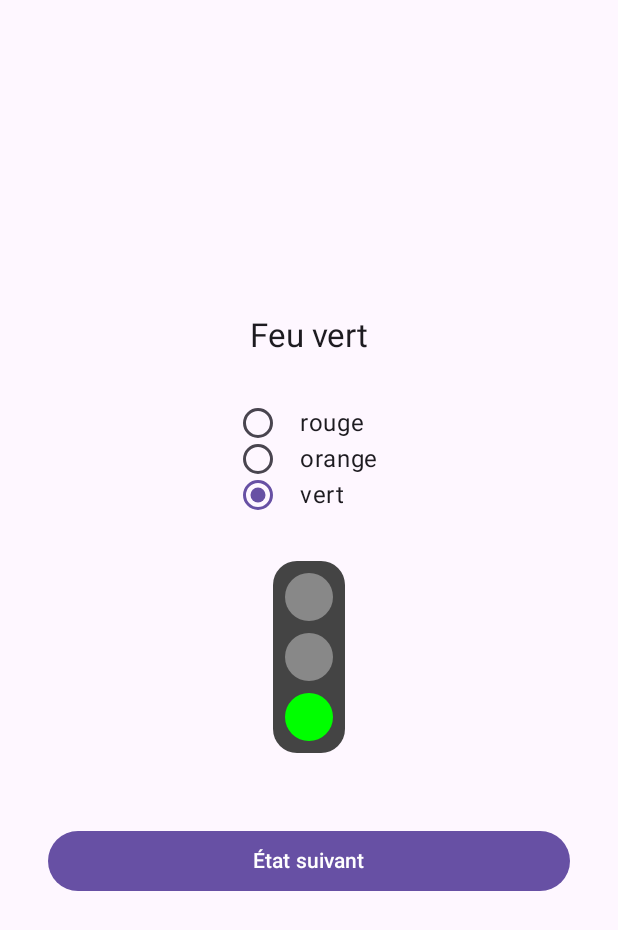
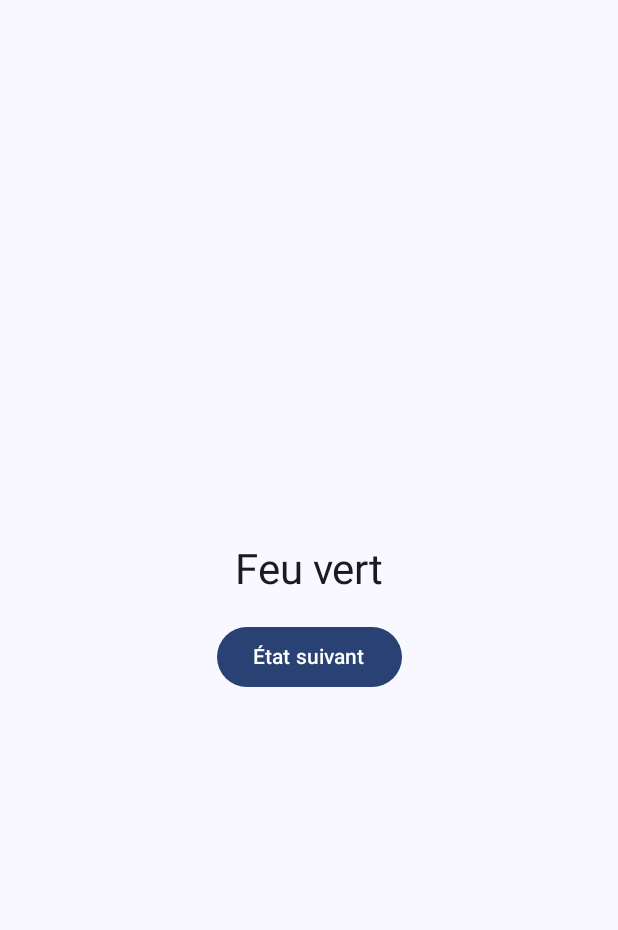
Before and after one commit to rabihrajaa/TP4_Android, an Android app built with Jetpack Compose: the screen it shows after launch (MainActivity), after a tap on "État suivant", on a phone screen of 412 x 824 dp. Shown: the top 930 px of the screen. Run offline under Robolectric (Android 15) with nearby library versions, the phone set to English and light mode, and no system bars.

Commit message:
last_commit2

```diff
--- a/app/src/main/java/fr/iutlan/tp4/MainActivity.kt
+++ b/app/src/main/java/fr/iutlan/tp4/MainActivity.kt
@@ -1,29 +1,36 @@
 package fr.iutlan.tp4
+
+import fr.iutlan.tp4.ui.theme.TP4Theme
 
 import android.os.Bundle
 import androidx.activity.ComponentActivity
 import androidx.activity.compose.setContent
-import androidx.compose.foundation.layout.fillMaxSize
-import androidx.compose.material3.MaterialTheme
-import androidx.compose.material3.Surface
+import androidx.compose.foundation.layout.*
+import androidx.compose.material3.*
+import androidx.compose.runtime.*
+import androidx.compose.ui.Alignment
 import androidx.compose.ui.Modifier
+import androidx.compose.ui.unit.dp
 import fr.iutlan.tp4.feu3.ui.MainActivityFeu3View
+import fr.iutlan.tp4.carrefour.ui.MainActivityCarrefourView
 
 class MainActivity : ComponentActivity() {
     override fun onCreate(savedInstanceState: Bundle?) {
         super.onCreate(savedInstanceState)
         setContent {
-            MaterialTheme {
+            TP4Theme {
                 Surface(
                     modifier = Modifier.fillMaxSize(),
                     color = MaterialTheme.colorScheme.background
                 ) {
-                    MainActivityFeu3View()
+                    MainActivityFeu3View()  // Feu tricolore
+                    // MainActivityCarrefourView()  // Carrefour
                 }
             }
         }
     }
 }
+
 
 //        enableEdgeToEdge()
 //        setContent {
--- a/app/src/main/java/fr/iutlan/tp4/carrefour/controller/CarrefourViewModel.kt
+++ b/app/src/main/java/fr/iutlan/tp4/carrefour/controller/CarrefourViewModel.kt
@@ -0,0 +1,21 @@
+package fr.iutlan.tp4.carrefour.controller
+
+import androidx.compose.runtime.mutableStateOf
+import androidx.lifecycle.ViewModel
+import fr.iutlan.tp4.carrefour.state.CarrefourState
+import fr.iutlan.tp4.feu3.state.Feu3State
+
+class CarrefourViewModel : ViewModel() {
+    private val _state = mutableStateOf(CarrefourState())
+    var state: CarrefourState
+        get() = _state.value
+        private set(value) { _state.value = value }
+
+    fun suivant() {
+        state = when {
+            state.feuCourant.rouge -> state.copyChangeCouleurCourant(Feu3State(false, false, true))
+            state.feuCourant.vert -> state.copyChangeCouleurCourant(Feu3State(false, true, false))
+            else -> state.copyChangeCourant(state.courant + 1)
+        }
+    }
+}
--- a/app/src/main/java/fr/iutlan/tp4/carrefour/state/CarrefourState.kt
+++ b/app/src/main/java/fr/iutlan/tp4/carrefour/state/CarrefourState.kt
@@ -0,0 +1,20 @@
+package fr.iutlan.tp4.carrefour.state
+
+import fr.iutlan.tp4.feu3.state.Feu3State
+
+data class CarrefourState(
+    val courant: Int = 0,
+    val feux: Array<Feu3State> = arrayOf(Feu3State(), Feu3State(), Feu3State(), Feu3State())
+) {
+    val feuCourant get() = feux[courant]
+
+    fun copyChangeCouleurCourant(couleur: Feu3State): CarrefourState {
+        val nouveauxFeux = feux.copyOf()
+        nouveauxFeux[courant] = couleur
+        return copy(feux = nouveauxFeux)
+    }
+
+    fun copyChangeCourant(num: Int): CarrefourState {
+        return copy(courant = num % feux.size)
+    }
+}
--- a/app/src/main/java/fr/iutlan/tp4/carrefour/ui/CarrefourView.kt
+++ b/app/src/main/java/fr/iutlan/tp4/carrefour/ui/CarrefourView.kt
@@ -0,0 +1,27 @@
+package fr.iutlan.tp4.carrefour.ui
+
+import androidx.compose.foundation.layout.*
+import androidx.compose.material3.*
+import androidx.compose.runtime.Composable
+import androidx.compose.ui.unit.dp
+import androidx.lifecycle.viewmodel.compose.viewModel
+import fr.iutlan.tp4.carrefour.controller.CarrefourViewModel
+import fr.iutlan.tp4.carrefour.state.CarrefourState
+import androidx.compose.ui.Alignment
+import androidx.compose.ui.Modifier
+
+@Composable
+fun MainActivityCarrefourView(viewmodel: CarrefourViewModel = viewModel()) {
+    val state = viewmodel.state
+
+    Column(
+        verticalArrangement = Arrangement.Center,
+        horizontalAlignment = Alignment.CenterHorizontally
+    ) {
+        Text("Feu courant: ${state.feuCourant.nomCouleur}")
+        Spacer(modifier = Modifier.height(16.dp))
+        Button(onClick = { viewmodel.suivant() }) {
+            Text("Changer Feu")
+        }
+    }
+}
--- a/app/src/main/java/fr/iutlan/tp4/feu3/controller/Feu3ViewModel.kt
+++ b/app/src/main/java/fr/iutlan/tp4/feu3/controller/Feu3ViewModel.kt
@@ -3,30 +3,18 @@ package fr.iutlan.tp4.feu3.controller
 import androidx.compose.runtime.mutableStateOf
 import androidx.lifecycle.ViewModel
 import fr.iutlan.tp4.feu3.state.Feu3State
-import fr.iutlan.tp4.feu3.state.FeuCouleur
 
 class Feu3ViewModel : ViewModel() {
     private val _state = mutableStateOf(Feu3State())
-    var state
+    var state: Feu3State
         get() = _state.value
-        private set(newState) {
-            _state.value = newState
-        }
-
-    init {
-        reset()
-    }
-
-    fun reset() {
-        state = Feu3State()
-    }
+        private set(value) { _state.value = value }
 
     fun suivant() {
-        state = when (state.couleur) {
-            FeuCouleur.ROUGE -> state.copyChangeCouleur(FeuCouleur.VERT)
-            FeuCouleur.VERT -> state.copyChangeCouleur(FeuCouleur.ORANGE)
-            FeuCouleur.ORANGE -> state.copyChangeCouleur(FeuCouleur.ROUGE)
+        state = when {
+            state.rouge -> Feu3State(false, false, true)
+            state.vert -> Feu3State(false, true, false)
+            else -> Feu3State(true, false, false)
         }
     }
-
 }
--- a/app/src/main/java/fr/iutlan/tp4/feu3/state/Feu3View.kt
+++ b/app/src/main/java/fr/iutlan/tp4/feu3/state/Feu3View.kt
@@ -1,39 +1,15 @@
 package fr.iutlan.tp4.feu3.state
 
-//data class Feu3State(
-//    val rouge: Boolean = true,
-//    val orange: Boolean = false,
-//    val vert: Boolean = false
-//) {
-//    /**
-//     * @return Nom de la couleur courante
-//     */
-//    val nomCouleur: String
-//        get() = when {
-//            rouge -> "rouge"
-//            orange -> "orange"
-//            vert -> "vert"
-//            else -> "???"
-//        }
-//}
-
-enum class FeuCouleur {
-    ROUGE,
-    ORANGE,
-    VERT
-}
-
 data class Feu3State(
-    val couleur: FeuCouleur = FeuCouleur.ROUGE
+    val rouge: Boolean = true,
+    val orange: Boolean = false,
+    val vert: Boolean = false,
 ) {
     val nomCouleur: String
-        get() = couleur.toString().lowercase()
-
-    val rouge get() = couleur == FeuCouleur.ROUGE
-    val orange get() = couleur == FeuCouleur.ORANGE
-    val vert get() = couleur == FeuCouleur.VERT
-
-    fun copyChangeCouleur(nouvelle: FeuCouleur): Feu3State {
-        return this.copy(couleur = nouvelle)
-    }
+        get() = when {
+            rouge -> "rouge"
+            orange -> "orange"
+            vert -> "vert"
+            else -> "???"
+        }
 }
--- a/app/src/main/java/fr/iutlan/tp4/feu3/ui/Feu3View.kt
+++ b/app/src/main/java/fr/iutlan/tp4/feu3/ui/Feu3View.kt
@@ -1,14 +1,10 @@
 package fr.iutlan.tp4.feu3.ui
 
-import androidx.compose.foundation.Canvas
-import androidx.compose.foundation.background
 import androidx.compose.foundation.layout.*
-import androidx.compose.foundation.shape.RoundedCornerShape
 import androidx.compose.material3.*
 import androidx.compose.runtime.Composable
-import androidx.compose.ui.*
-import androidx.compose.ui.draw.clip
-import androidx.compose.ui.graphics.Color
+import androidx.compose.ui.Alignment
+import androidx.compose.ui.Modifier
 import androidx.compose.ui.unit.dp
 import androidx.lifecycle.viewmodel.compose.viewModel
 import fr.iutlan.tp4.feu3.controller.Feu3ViewModel
@@ -17,76 +13,23 @@ import fr.iutlan.tp4.feu3.state.Feu3State
 @Composable
 fun MainActivityFeu3View(viewmodel: Feu3ViewModel = viewModel()) {
     val state = viewmodel.state
+
     Column(
         verticalArrangement = Arrangement.Center,
         horizontalAlignment = Alignment.CenterHorizontally
     ) {
-        Feu3ViewV1(state, modifier = Modifier.padding(16.dp))
-        Feu3ViewV2(state, modifier = Modifier.padding(16.dp))
-        Feu3ViewV3(state, modifier = Modifier.padding(16.dp))
-
-        Button(
-            onClick = { viewmodel.suivant() },
-            modifier = Modifier.fillMaxWidth().padding(32.dp)
-        ) {
-            Text(text = "État suivant")
+        Feu3View(state)
+        Spacer(modifier = Modifier.height(16.dp))
+        Button(onClick = { viewmodel.suivant() }) {
+            Text("État suivant")
         }
     }
 }
 
 @Composable
-fun Feu3ViewV1(state: Feu3State, modifier: Modifier = Modifier) {
+fun Feu3View(state: Feu3State) {
     Text(
         text = "Feu ${state.nomCouleur}",
-        style = MaterialTheme.typography.titleLarge,
-        modifier = modifier
+        style = MaterialTheme.typography.headlineMedium
     )
 }
-
-@Composable
-fun Feu3ViewV2(state: Feu3State, modifier: Modifier = Modifier) {
-    Column(modifier.wrapContentSize()) {
-        listOf(
-            "rouge" to state.rouge,
-            "orange" to state.orange,
-            "vert" to state.vert
-        ).forEach { (label, isOn) ->
-            Row(Modifier.padding(horizontal = 16.dp)) {
-                RadioButton(selected = isOn, onClick = null)
-                Text(text = label, modifier = Modifier.padding(start = 16.dp))
-            }
-        }
-    }
-}
-
-@Composable
-fun Feu3ViewV3(state: Feu3State, modifier: Modifier = Modifier) {
-    Column(modifier = modifier.wrapContentSize(Alignment.Center)) {
-        Box(
-            contentAlignment = Alignment.Center,
-            modifier = Modifier
-                .size(48.dp, 128.dp)
-                .clip(RoundedCornerShape(16.dp))
-                .background(Color.DarkGray)
-        ) {
-            Column {
-                Feu(Color.Red, state.rouge)
-                Feu(Color.Orange, state.orange)
-                Feu(Color.Green, state.vert)
-            }
-        }
-    }
-}
-
-@Composable
-fun Feu(color: Color, isOn: Boolean, modifier: Modifier = Modifier) {
-    Canvas(
-        modifier = Modifier.size(40.dp).padding(4.dp),
-        onDraw = {
-            drawCircle(color = if (isOn) color else Color.Gray)
-        }
-    )
-}
-
-private val Color.Companion.Orange: Color
-    get() = Color(0xFFFFA500)
```
